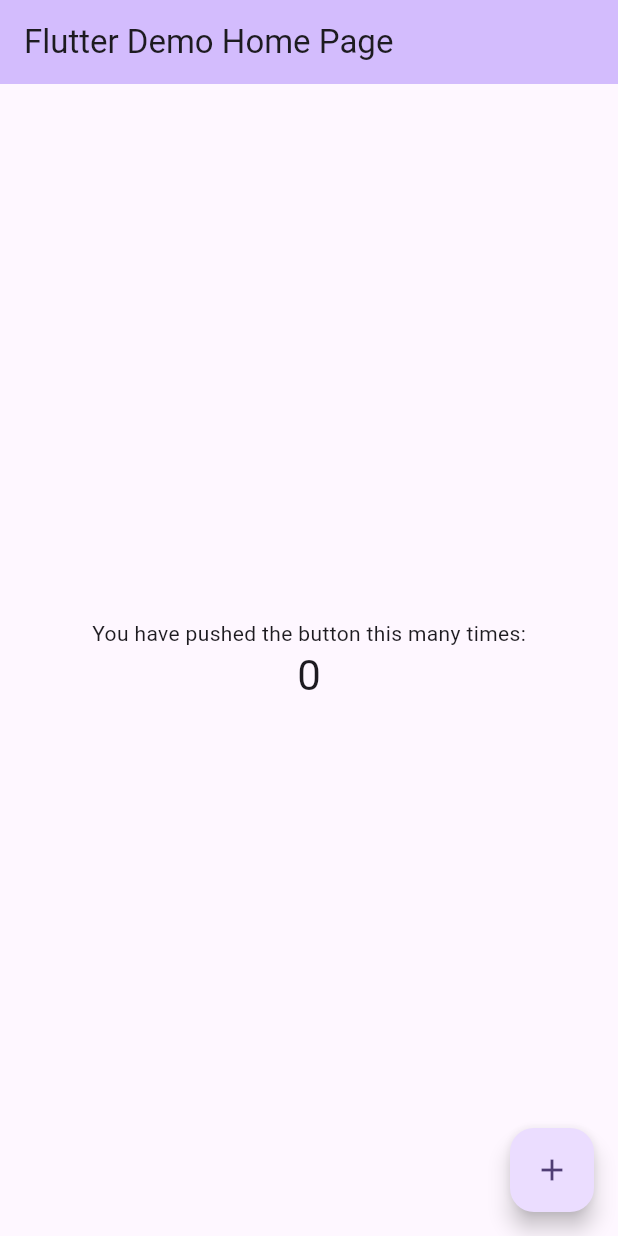
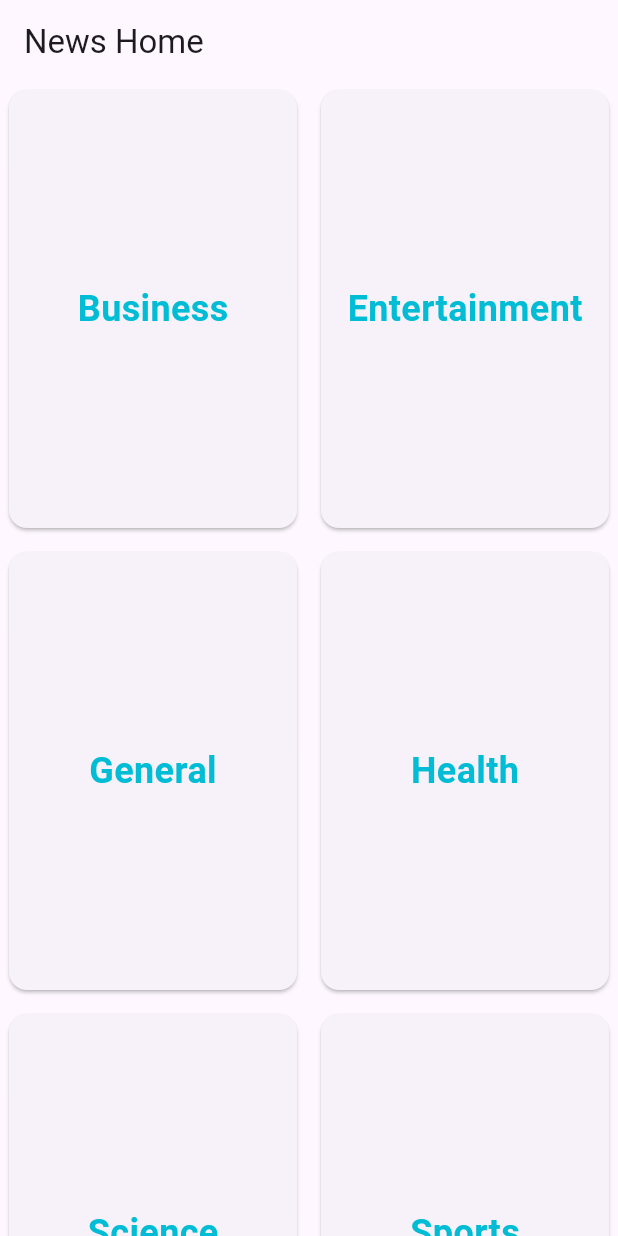
Before and after one commit to 3shmawi/new-3c-directories, a Flutter app: the screen it shows after launch, on a phone screen of 412 x 824 dp. Run offline on Flutter 3.47's test engine with Material 3 defaults, Android fonts, the phone set to English and light mode, and no system bars.

Commit message:
implement get data news

```diff
--- a/lib/main.dart
+++ b/lib/main.dart
@@ -1,4 +1,6 @@
 import 'package:flutter/material.dart';
+
+import 'news_app/home.dart';
 
 void main() {
   runApp(const MyApp());
@@ -7,119 +9,11 @@ void main() {
 class MyApp extends StatelessWidget {
   const MyApp({super.key});
 
-  // This widget is the root of your application.
   @override
   Widget build(BuildContext context) {
-    return MaterialApp(
-      title: 'Flutter Demo',
-      theme: ThemeData(
-        // This is the theme of your application.
-        //
-        // TRY THIS: Try running your application with "flutter run". You'll see
-        // the application has a purple toolbar. Then, without quitting the app,
-        // try changing the seedColor in the colorScheme below to Colors.green
-        // and then invoke "hot reload" (save your changes or press the "hot
-        // reload" button in a Flutter-supported IDE, or press "r" if you used
-        // the command line to start the app).
-        //
-        // Notice that the counter didn't reset back to zero; the application
-        // state is not lost during the reload. To reset the state, use hot
-        // restart instead.
-        //
-        // This works for code too, not just values: Most code changes can be
-        // tested with just a hot reload.
-        colorScheme: ColorScheme.fromSeed(seedColor: Colors.deepPurple),
-        useMaterial3: true,
-      ),
-      home: const MyHomePage(title: 'Flutter Demo Home Page'),
+    return const MaterialApp(
+      debugShowCheckedModeBanner: false,
+      home: NewsHomeScreen(),
     );
   }
 }
-
-class MyHomePage extends StatefulWidget {
-  const MyHomePage({super.key, required this.title});
-
-  // This widget is the home page of your application. It is stateful, meaning
-  // that it has a State object (defined below) that contains fields that affect
-  // how it looks.
-
-  // This class is the configuration for the state. It holds the values (in this
-  // case the title) provided by the parent (in this case the App widget) and
-  // used by the build method of the State. Fields in a Widget subclass are
-  // always marked "final".
-
-  final String title;
-
-  @override
-  State<MyHomePage> createState() => _MyHomePageState();
-}
-
-class _MyHomePageState extends State<MyHomePage> {
-  int _counter = 0;
-
-  void _incrementCounter() {
-    setState(() {
-      // This call to setState tells the Flutter framework that something has
-      // changed in this State, which causes it to rerun the build method below
-      // so that the display can reflect the updated values. If we changed
-      // _counter without calling setState(), then the build method would not be
-      // called again, and so nothing would appear to happen.
-      _counter++;
-    });
-  }
-
-  @override
-  Widget build(BuildContext context) {
-    // This method is rerun every time setState is called, for instance as done
-    // by the _incrementCounter method above.
-    //
-    // The Flutter framework has been optimized to make rerunning build methods
-    // fast, so that you can just rebuild anything that needs updating rather
-    // than having to individually change instances of widgets.
-    return Scaffold(
-      appBar: AppBar(
-        // TRY THIS: Try changing the color here to a specific color (to
-        // Colors.amber, perhaps?) and trigger a hot reload to see the AppBar
-        // change color while the other colors stay the same.
-        backgroundColor: Theme.of(context).colorScheme.inversePrimary,
-        // Here we take the value from the MyHomePage object that was created by
-        // the App.build method, and use it to set our appbar title.
-        title: Text(widget.title),
-      ),
-      body: Center(
-        // Center is a layout widget. It takes a single child and positions it
-        // in the middle of the parent.
-        child: Column(
-          // Column is also a layout widget. It takes a list of children and
-          // arranges them vertically. By default, it sizes itself to fit its
-          // children horizontally, and tries to be as tall as its parent.
-          //
-          // Column has various properties to control how it sizes itself and
-          // how it positions its children. Here we use mainAxisAlignment to
-          // center the children vertically; the main axis here is the vertical
-          // axis because Columns are vertical (the cross axis would be
-          // horizontal).
-          //
-          // TRY THIS: Invoke "debug painting" (choose the "Toggle Debug Paint"
-          // action in the IDE, or press "p" in the console), to see the
-          // wireframe for each widget.
-          mainAxisAlignment: MainAxisAlignment.center,
-          children: <Widget>[
-            const Text(
-              'You have pushed the button this many times:',
-            ),
-            Text(
-              '$_counter',
-              style: Theme.of(context).textTheme.headlineMedium,
-            ),
-          ],
-        ),
-      ),
-      floatingActionButton: FloatingActionButton(
-        onPressed: _incrementCounter,
-        tooltip: 'Increment',
-        child: const Icon(Icons.add),
-      ), // This trailing comma makes auto-formatting nicer for build methods.
-    );
-  }
-}
--- /dev/null
+++ b/lib/news_app/home.dart
@@ -0,0 +1,66 @@
+import 'package:flutter/material.dart';
+
+import 'news_details_screen.dart';
+
+class NewsHomeScreen extends StatelessWidget {
+  const NewsHomeScreen({super.key});
+
+  @override
+  Widget build(BuildContext context) {
+    return Scaffold(
+      appBar: AppBar(
+        title: const Text('News Home'),
+      ),
+      body: Center(
+        child: SingleChildScrollView(
+          child: Wrap(
+            spacing: 8.0,
+            runSpacing: 8.0,
+            crossAxisAlignment: WrapCrossAlignment.center,
+            alignment: WrapAlignment.center,
+            children: categories
+                .map(
+                  (category) => InkWell(
+                    onTap: () {
+                      Navigator.push(
+                        context,
+                        MaterialPageRoute(
+                          builder: (context) => NewsDetailsScreen(category),
+                        ),
+                      );
+                    },
+                    child: SizedBox(
+                      width: 200,
+                      height: 300,
+                      child: Card(
+                        child: Center(
+                          child: Text(
+                            category,
+                            style: TextStyle(
+                              fontSize: 24,
+                              fontWeight: FontWeight.bold,
+                              color: Colors.cyan,
+                            ),
+                          ),
+                        ),
+                      ),
+                    ),
+                  ),
+                )
+                .toList(),
+          ),
+        ),
+      ),
+    );
+  }
+}
+
+final categories = [
+  'Business',
+  'Entertainment',
+  'General',
+  'Health',
+  'Science',
+  'Sports',
+  'Technology'
+];
--- a/pubspec.yaml
+++ b/pubspec.yaml
@@ -34,6 +34,7 @@ dependencies:
   # The following adds the Cupertino Icons font to your application.
   # Use with the CupertinoIcons class for iOS style icons.
   cupertino_icons: ^1.0.8
+  dio: ^5.8.0+1
 
 dev_dependencies:
   flutter_test:
```
Also changed, not shown: lib/news_app/news_details_screen.dart (added, +148 -0 lines), lib/news_app/news_model.dart (added, +99 -0 lines), pubspec.lock, 1 other file.
